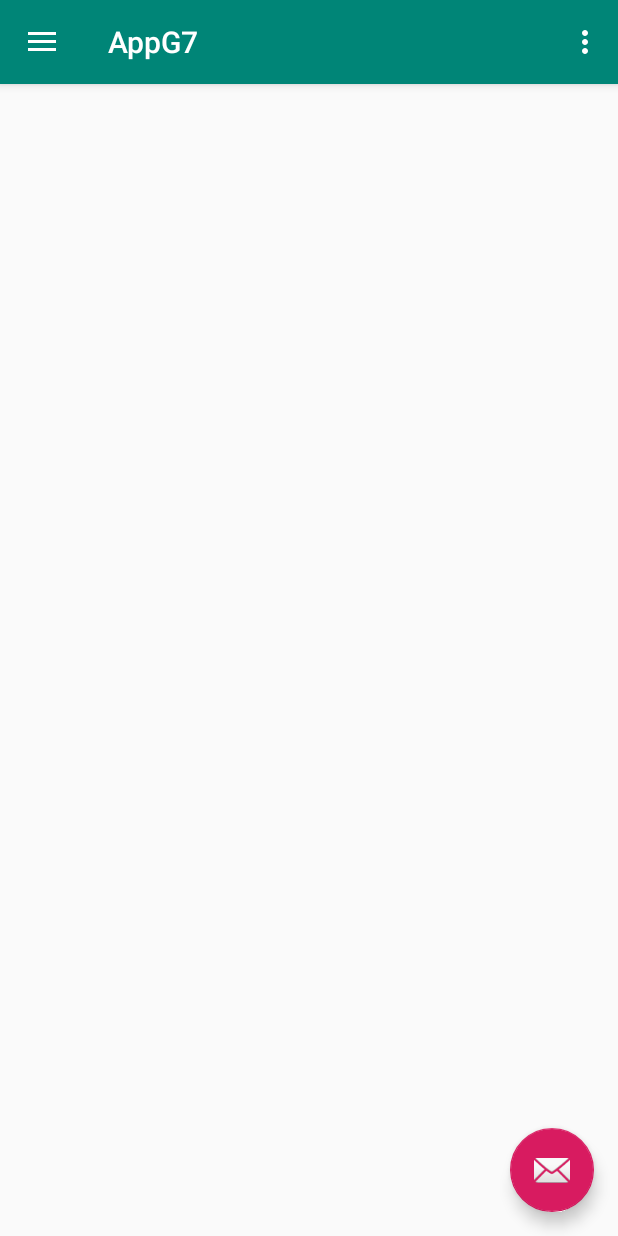
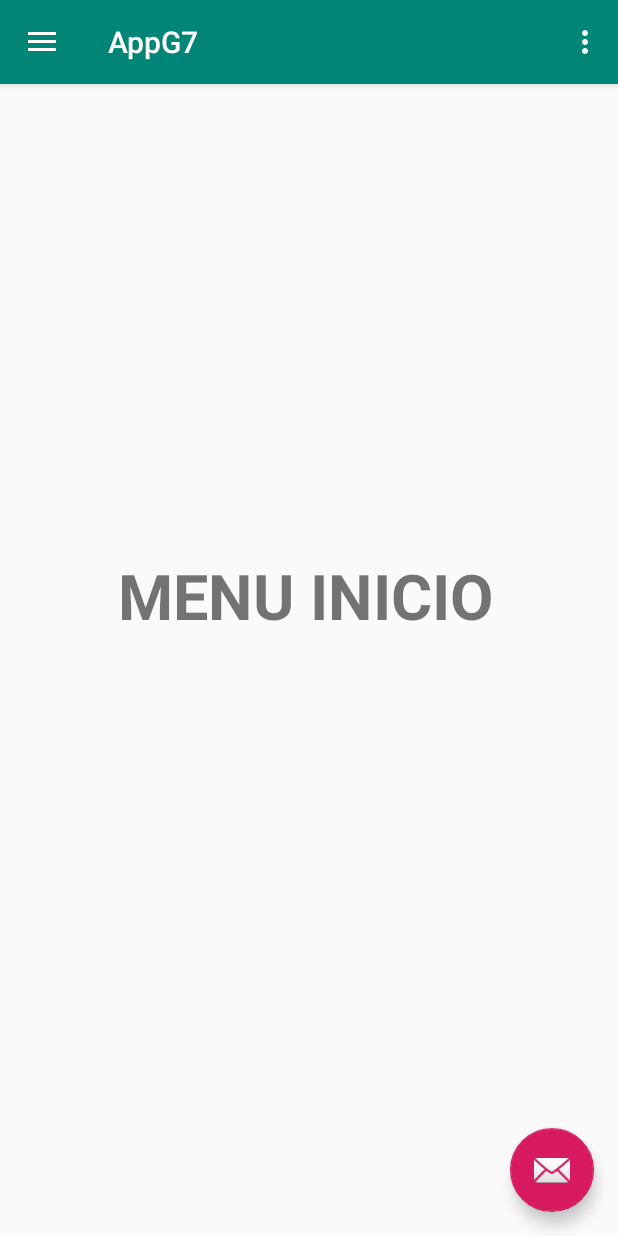
Before and after one commit to Jocarfl/Grupo7_App, an Android app: the screen it shows after launch once a user with an empty profile is signed in (MainActivity), on a phone screen of 412 x 824 dp. Run offline under Robolectric (Android 15) with nearby library versions, the phone set to English and light mode, and no system bars; our stand-ins replace Firebase (no records; nobody signed in at launch, a user with empty details on screens opened directly); libraries missing offline, so code that uses them is left out: com.firebase.ui; 1 statement that could not run was skipped.

Commit message:
Terminado los fragments

```diff
--- a/app/src/main/java/grupo7/com/appg7/Fragments_Inicio.java
+++ b/app/src/main/java/grupo7/com/appg7/Fragments_Inicio.java
@@ -12,6 +12,6 @@ import android.view.ViewGroup;
         public View onCreateView(LayoutInflater inflater, ViewGroup container,
                                  Bundle savedInstanceState) {
             // Inflate the layout for this fragment
-            return inflater.inflate(R.layout.fragment_fragments01, container, false);
+            return inflater.inflate(R.layout.fragment_inicio, container, false);
         }
     }
--- a/app/src/main/java/grupo7/com/appg7/MainActivity.java
+++ b/app/src/main/java/grupo7/com/appg7/MainActivity.java
@@ -41,6 +41,9 @@ public class MainActivity extends AppCompatActivity
 
         NavigationView navigationView = (NavigationView) findViewById(R.id.nav_view);
         navigationView.setNavigationItemSelectedListener(this);
+
+        FragmentManager fragmentManager=getSupportFragmentManager();
+        fragmentManager.beginTransaction().replace(R.id.contenedor, new Fragments_Inicio()).commit();
     }
 
     @Override
@@ -86,7 +89,6 @@ public class MainActivity extends AppCompatActivity
         if (id == R.id.nav_home) {
 
             fragmentManager.beginTransaction().replace(R.id.contenedor, new Fragments_Inicio()).commit();
-
         }
 
         else if (id == R.id.nav_camera) {
--- a/app/src/main/res/layout/fragment_fragments01.xml
+++ b/app/src/main/res/layout/fragment_fragments01.xml
@@ -4,7 +4,7 @@
     xmlns:tools="http://schemas.android.com/tools"
     android:layout_width="match_parent"
     android:layout_height="match_parent"
-    tools:context=".Fragments01">
+    tools:context=".Fragments_Inicio">
 
     <TextView
         android:id="@+id/textView3"
--- a/app/src/main/res/layout/fragment_fragments02.xml
+++ b/app/src/main/res/layout/fragment_fragments02.xml
@@ -4,7 +4,7 @@
     xmlns:tools="http://schemas.android.com/tools"
     android:layout_width="match_parent"
     android:layout_height="match_parent"
-    tools:context=".Fragments01">
+    tools:context=".Fragments_Inicio">
 
     <TextView
         android:id="@+id/textView3"
--- a/app/src/main/res/layout/fragment_fragments03.xml
+++ b/app/src/main/res/layout/fragment_fragments03.xml
@@ -4,7 +4,7 @@
     xmlns:tools="http://schemas.android.com/tools"
     android:layout_width="match_parent"
     android:layout_height="match_parent"
-    tools:context=".Fragments01">
+    tools:context=".Fragments_Inicio">
 
     <TextView
         android:id="@+id/textView3"
--- a/app/src/main/res/layout/fragment_fragments04.xml
+++ b/app/src/main/res/layout/fragment_fragments04.xml
@@ -4,7 +4,7 @@
     xmlns:tools="http://schemas.android.com/tools"
     android:layout_width="match_parent"
     android:layout_height="match_parent"
-    tools:context=".Fragments01">
+    tools:context=".Fragments_Inicio">
 
     <TextView
         android:id="@+id/textView3"
--- a/app/src/main/res/layout/fragment_inicio.xml
+++ b/app/src/main/res/layout/fragment_inicio.xml
@@ -4,7 +4,7 @@
     xmlns:tools="http://schemas.android.com/tools"
     android:layout_width="match_parent"
     android:layout_height="match_parent"
-    tools:context=".Fragments01">
+    tools:context=".Fragments_Inicio">
 
     <TextView
         android:id="@+id/textView3"
```
